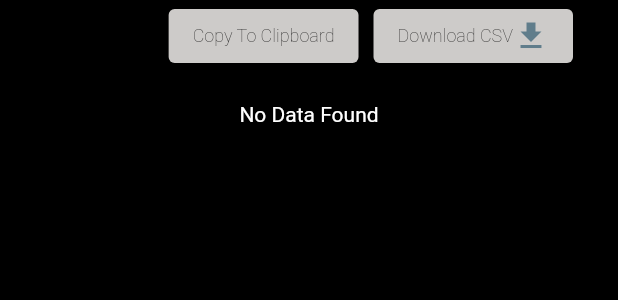
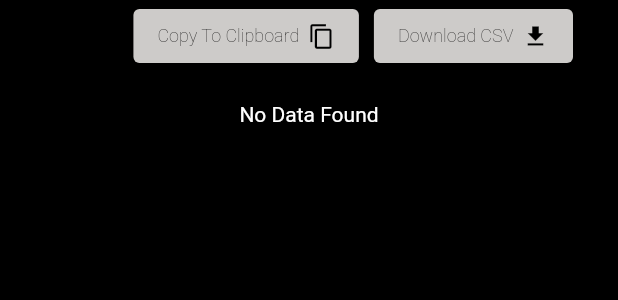
Before and after one commit to amlcloud/seeder, a Flutter app: the BatchViewCsv widget shown alone on an empty page, opened directly with empty values, on a phone screen of 412 x 824 dp. Shown: the top 300 px of the screen. Run offline on Flutter 3.47's test engine with Material 2 defaults, Android fonts, the phone set to English and light mode, and no system bars; our stand-ins replace cloud_firestore, csv, equatable, firebase_auth, firebase_core, flutter_riverpod and 4 more; missing offline and left inert: dart:html, universal_html; accounts and stored records are empty; statements that could not run were skipped.

Commit message:
Add some Iccns

```diff
--- a/lib/batch/batch_view_csv.dart
+++ b/lib/batch/batch_view_csv.dart
@@ -44,10 +44,17 @@ child: Row(mainAxisAlignment: MainAxisAlignment.end, mainAxisSize: MainAxisSize.
 
                 Fluttertoast.showToast(msg: 'Copied to clipboard');
               },
-              child: Text(
-                "Copy To Clipboard",
-                style: TextStyle(fontSize: 12.0, color: const Color(0xFF000000), fontWeight: FontWeight.w200, fontFamily: "Roboto"),
-              )),
+              child: Row(
+                  children: [
+                    Text(
+                      "Copy To Clipboard  ",
+                      style: TextStyle(fontSize: 12.0, color: const Color(0xFF000000), fontWeight: FontWeight.w200, fontFamily: "Roboto"),
+                    ),
+                    Icon(Icons.content_copy_outlined,
+                      color: Colors.black, size: 18.0,
+                    )
+                  ],
+                )),
         ),
         Padding(
           padding: const EdgeInsets.fromLTRB(10.0, 0.0, 0.0, 0.0),
@@ -57,10 +64,12 @@ child: Row(mainAxisAlignment: MainAxisAlignment.end, mainAxisSize: MainAxisSize.
               child: Row(
                 children: [
                   Text(
-                    "Download CSV",
+                    "Download CSV  ",
                     style: TextStyle(fontSize: 12.0, color: const Color(0xFF000000), fontWeight: FontWeight.w200, fontFamily: "Roboto"),
                   ),
-                  Icon(Icons.download)
+                  Icon(Icons.download,color: Colors.black,
+                      size: 18.0,
+                    )
                 ],
               )),
         ),
```
